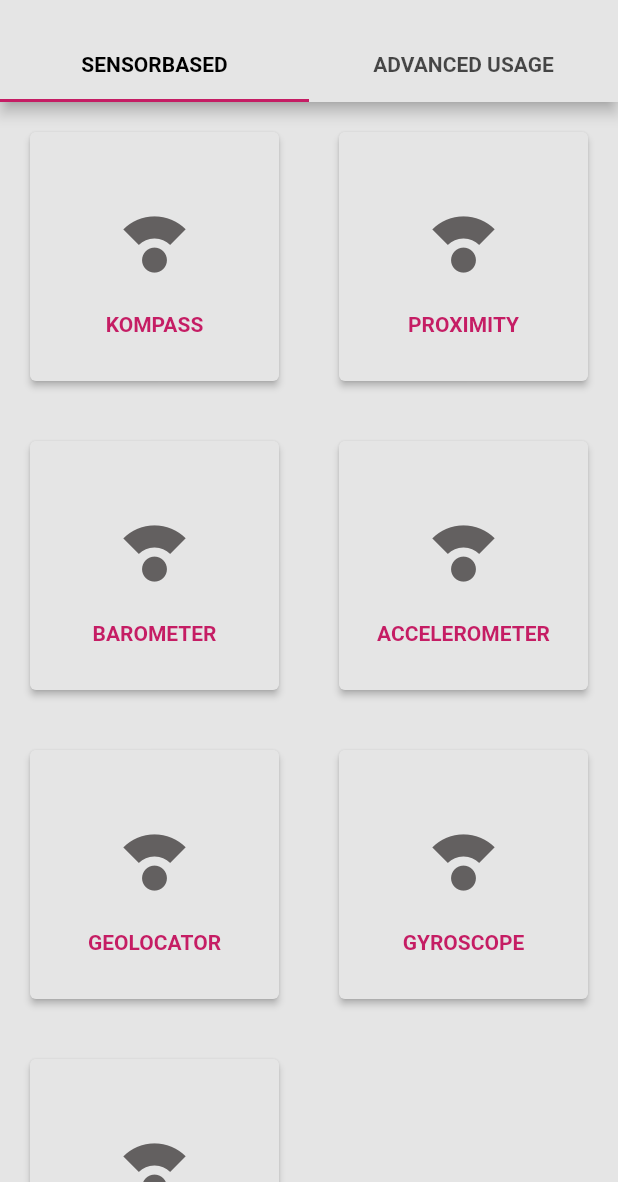
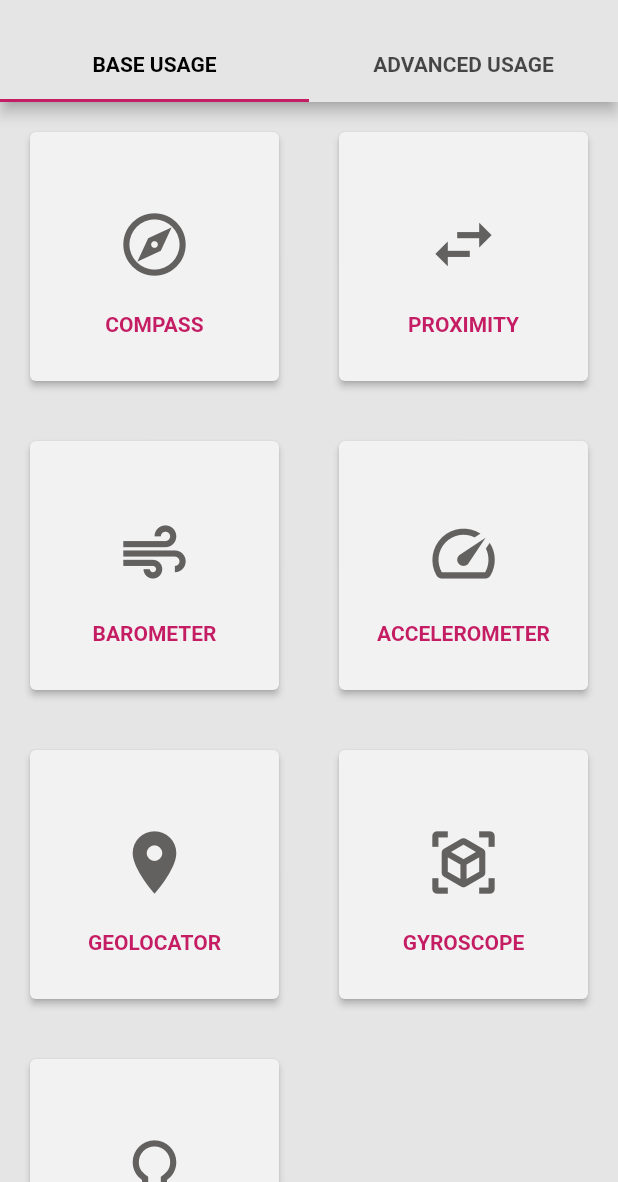
Before and after one commit to hraschan/flutter_sensor_libary_app, a Flutter app: the screen it shows after launch, on a phone screen of 412 x 824 dp, the part 54-1236 px from its top. Run offline on Flutter 3.47's test engine with Material 2 defaults, Android fonts, the phone set to English and light mode, and no system bars; our stand-ins replace flutter_map, latlong2, weather_icons.

Commit message:
Updated Icons for overview and included this to widget

```diff
--- a/lib/main.dart
+++ b/lib/main.dart
@@ -48,7 +48,7 @@ class _MyHomePageState extends State<MyHomePage> {
             appBar: AppBar(
               bottom: TabBar(
                 tabs: [
-                  Tab(text: "Sensorbased".toUpperCase()),
+                  Tab(text: "Base Usage".toUpperCase()),
                   Tab(text: "Advanced Usage".toUpperCase())
                 ],
                 indicatorColor: Theme.of(context).indicatorColor,
@@ -64,28 +64,47 @@ class _MyHomePageState extends State<MyHomePage> {
               GridView.count(
                 crossAxisCount: 2,
                 children: const [
-                  OverviewButtonWidget(title: 'Kompass', route: KompassRoute()),
                   OverviewButtonWidget(
-                      title: 'Proximity', route: ProximitiyRoute()),
+                      title: 'Compass',
+                      route: KompassRoute(),
+                      iconData: Icons.explore_outlined),
                   OverviewButtonWidget(
-                      title: 'Barometer', route: BarometerRoute()),
+                      title: 'Proximity', // Abstand
+                      route: ProximitiyRoute(),
+                      iconData: Icons.swap_horiz),
                   OverviewButtonWidget(
-                      title: 'Accelerometer', route: AccelerometerRoute()),
+                      title: 'Barometer', // Luftdruck
+                      route: BarometerRoute(),
+                      iconData: Icons.air),
                   OverviewButtonWidget(
-                      title: 'Geolocator', route: GeolocatorRoute()),
+                      title: 'Accelerometer', // Beschleunigung
+                      route: AccelerometerRoute(),
+                      iconData: Icons.speed),
                   OverviewButtonWidget(
-                      title: 'Gyroscope', route: GyroscopeRoute()),
+                      title: 'Geolocator',
+                      route: GeolocatorRoute(),
+                      iconData: Icons.place),
                   OverviewButtonWidget(
-                      title: 'Lightsensor', route: LightsensorRoute()),
+                      title: 'Gyroscope',
+                      route: GyroscopeRoute(),
+                      iconData: Icons.view_in_ar),
+                  OverviewButtonWidget(
+                      title: 'Lightsensor',
+                      route: LightsensorRoute(),
+                      iconData: Icons.lightbulb_outline),
                 ],
               ),
               GridView.count(
                 crossAxisCount: 2,
                 children: const [
                   OverviewButtonWidget(
-                      title: 'Wetter App', route: WeatherRoute()),
+                      title: 'Weather',
+                      route: WeatherRoute(),
+                      iconData: Icons.cloud),
                   OverviewButtonWidget(
-                      title: 'Ball in the Bowl', route: BallInTheBowlRoute()),
+                      title: 'Ball in the Bowl',
+                      route: BallInTheBowlRoute(),
+                      iconData: Icons.sports_volleyball)
                 ],
               ),
             ])));
--- a/lib/themes/custom_colors.dart
+++ b/lib/themes/custom_colors.dart
@@ -1,3 +1,5 @@
+// ignore_for_file: constant_identifier_names
+
 import 'package:flutter/material.dart';
 
 const PrimaryColor = Color(0xFFc51d64);
@@ -21,7 +23,7 @@ MaterialColor createMaterialColor(Color color) {
   for (int i = 1; i < 10; i++) {
     strengths.add(0.1 * i);
   }
-  strengths.forEach((strength) {
+  for (var strength in strengths) {
     final double ds = 0.5 - strength;
     swatch[(strength * 1000).round()] = Color.fromRGBO(
       r + ((ds < 0 ? r : (255 - r)) * ds).round(),
@@ -29,6 +31,6 @@ MaterialColor createMaterialColor(Color color) {
       b + ((ds < 0 ? b : (255 - b)) * ds).round(),
       1,
     );
-  });
+  }
   return MaterialColor(color.value, swatch);
 }
--- a/lib/widgets/overview_button_widget.dart
+++ b/lib/widgets/overview_button_widget.dart
@@ -1,11 +1,13 @@
 import 'package:flutter/material.dart';
+import 'package:sensor_libary_test_app/themes/custom_colors.dart';
 
 class OverviewButtonWidget extends StatefulWidget {
   final String title;
   final dynamic route;
+  final IconData? iconData;
 
   const OverviewButtonWidget(
-      {required this.title, required this.route, Key? key})
+      {required this.title, required this.route, this.iconData, Key? key})
       : super(key: key);
 
   @override
@@ -20,24 +22,28 @@ class OverviewButtonWidgetState extends State<OverviewButtonWidget> {
 
   @override
   Widget build(BuildContext context) {
+    var iconData = Icons.sensors;
+    if (widget.iconData != null) {
+      iconData = widget.iconData!;
+    }
+
     return Padding(
       padding: const EdgeInsets.all(20.0),
       child: ElevatedButton(
         style: ButtonStyle(
-            backgroundColor:
-                MaterialStateProperty.all(Theme.of(context).backgroundColor),
+            backgroundColor: MaterialStateProperty.all(AccentWhite),
             foregroundColor:
                 MaterialStateProperty.all(Theme.of(context).primaryColor)),
         child: Column(
           crossAxisAlignment: CrossAxisAlignment.center,
           mainAxisAlignment: MainAxisAlignment.center,
           children: [
-            const Padding(
-                padding: EdgeInsets.all(20.0),
+            Padding(
+                padding: const EdgeInsets.all(20.0),
                 child: Icon(
-                  Icons.compass_calibration,
+                  iconData,
                   size: 50.0,
-                  color: Color(0xFF636060),
+                  color: SecondaryColor,
                 )),
             Text(widget.title.toUpperCase(),
                 style: const TextStyle(fontWeight: FontWeight.bold)),
```
